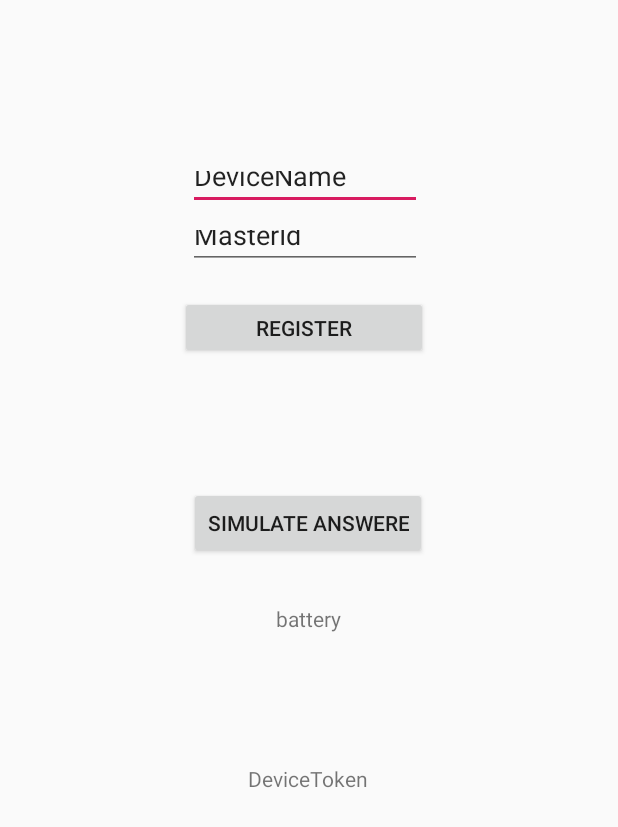
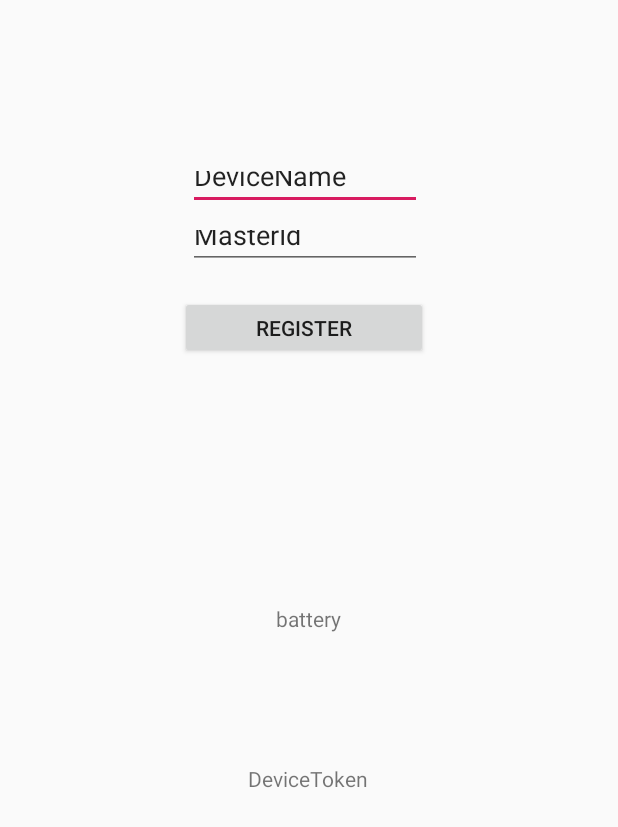
Before and after one commit to oivheg/DoroAPP, an Android app: the layout activity_main.xml on its own in the app's theme, with its tools: preview values and no code run, on a phone screen of 412 x 824 dp. Shown: the top 827 px of the screen. Run offline under Robolectric (Android 15) with nearby library versions, the phone set to English and light mode, and no system bars.

Commit message:
-- minor fixes
-- added logo
-- cahnged name

```diff
--- a/app/src/main/AndroidManifest.xml
+++ b/app/src/main/AndroidManifest.xml
@@ -5,11 +5,12 @@
     <uses-permission android:name="android.permission.INTERNET" />
     <uses-permission android:name="android.permission.ACCESS_NETWORK_STATE" />
     <uses-permission android:name="android.permission.WAKE_LOCK" />
+
     <application
         android:allowBackup="true"
-        android:icon="@mipmap/ic_launcher"
+        android:icon="@mipmap/logo"
         android:label="@string/app_name"
-        android:roundIcon="@mipmap/ic_launcher_round"
+        android:roundIcon="@mipmap/logo"
         android:supportsRtl="true"
         android:theme="@style/AppTheme">
         <activity android:name=".MainActivity">
--- a/app/src/main/java/no/oivheg/DoroApp/BatteryChecker.java
+++ b/app/src/main/java/no/oivheg/DoroApp/BatteryChecker.java
@@ -13,7 +13,7 @@ public class BatteryChecker {
             int level = intent.getIntExtra(BatteryManager.EXTRA_LEVEL, 0);
             battery = String.valueOf(level) + '%';
 
-            MainActivity.battery.setText(String.valueOf(battery ));
+            MainActivity.battery.setText(battery);
         }
     };
 
--- a/app/src/main/java/no/oivheg/DoroApp/User.java
+++ b/app/src/main/java/no/oivheg/DoroApp/User.java
@@ -19,9 +19,6 @@ public class User {
 
 
     public static void CreateUser(String DeviceToken, String battery, String DeviceName, String MasterId) {
-
-
-
 
 
 //TODO add devicename based on input from 1 run.
--- a/app/src/main/res/drawable/ic_launcher_background.xml
+++ b/app/src/main/res/drawable/ic_launcher_background.xml
@@ -1,7 +1,8 @@
 <?xml version="1.0" encoding="utf-8"?>
-<vector xmlns:android="http://schemas.android.com/apk/res/android"
+<vector
+    android:height="108dp"
+    xmlns:android="http://schemas.android.com/apk/res/android"
     android:width="108dp"
-    android:height="108dp"
     android:viewportWidth="108"
     android:viewportHeight="108">
     <path
--- a/app/src/main/res/layout/activity_main.xml
+++ b/app/src/main/res/layout/activity_main.xml
@@ -28,17 +28,17 @@
         app:layout_constraintTop_toTopOf="parent"
         app:layout_constraintVertical_bias="0.633" />
 
-    <Button
-        android:id="@+id/Answere"
-        android:layout_width="wrap_content"
-        android:layout_height="wrap_content"
-        android:text="Simulate Answere"
-        app:layout_constraintBottom_toBottomOf="parent"
-        app:layout_constraintHorizontal_bias="0.498"
-        app:layout_constraintLeft_toLeftOf="parent"
-        app:layout_constraintRight_toRightOf="parent"
-        app:layout_constraintTop_toTopOf="parent"
-        app:layout_constraintVertical_bias="0.418" />
+    <!--<Button-->
+    <!--android:id="@+id/Answere"-->
+    <!--android:layout_width="wrap_content"-->
+    <!--android:layout_height="wrap_content"-->
+    <!--android:text="Simulate Answere"-->
+    <!--app:layout_constraintBottom_toBottomOf="parent"-->
+    <!--app:layout_constraintHorizontal_bias="0.498"-->
+    <!--app:layout_constraintLeft_toLeftOf="parent"-->
+    <!--app:layout_constraintRight_toRightOf="parent"-->
+    <!--app:layout_constraintTop_toTopOf="parent"-->
+    <!--app:layout_constraintVertical_bias="0.418" />-->
 
     <Button
         android:id="@+id/Register"
--- /dev/null
+++ b/app/src/main/res/mipmap-anydpi-v26/logo.xml
@@ -0,0 +1,5 @@
+<?xml version="1.0" encoding="utf-8"?>
+<adaptive-icon xmlns:android="http://schemas.android.com/apk/res/android">
+    <background android:drawable="@drawable/ic_launcher_background" />
+    <foreground android:drawable="@mipmap/ic_launcher_foreground" />
+</adaptive-icon>
--- a/app/src/main/res/values/strings.xml
+++ b/app/src/main/res/values/strings.xml
@@ -1,3 +1,3 @@
 <resources>
-    <string name="app_name">DoroApp</string>
+    <string name="app_name">EmergencyStatus</string>
 </resources>
```
Also changed, not shown: app/src/main/java/no/oivheg/DoroApp/FCM/Notificator.java (+20 -3 lines), app/src/main/java/no/oivheg/DoroApp/MainActivity.java (+8 -4 lines), app/src/main/RedLogo-web.png (added), app/src/main/res/mipmap-hdpi/ic_launcher_foreground.png (added), app/src/main/res/mipmap-hdpi/logo.png (added), app/src/main/res/mipmap-mdpi/ic_launcher_foreground.png (added), app/src/main/res/mipmap-mdpi/logo.png (added), app/src/main/res/mipmap-xhdpi/ic_launcher_foreground.png (added), app/src/main/res/mipmap-xhdpi/logo.png (added), app/src/main/res/mipmap-xxhdpi/ic_launcher_foreground.png (added), app/src/main/res/mipmap-xxhdpi/logo.png (added), app/src/main/res/mipmap-xxxhdpi/ic_launcher_foreground.png (added), app/src/main/res/mipmap-xxxhdpi/logo.png (added).
